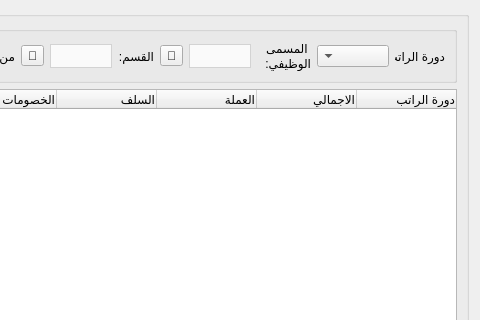
This is Ui_Salary_Report.ui in rabee361/E-commerce2 as Qt 5 draws it before an edit; both pictures show x 472 to 952 and y 0 to 320 of the 952 by 521 pixel window. The edited form follows.
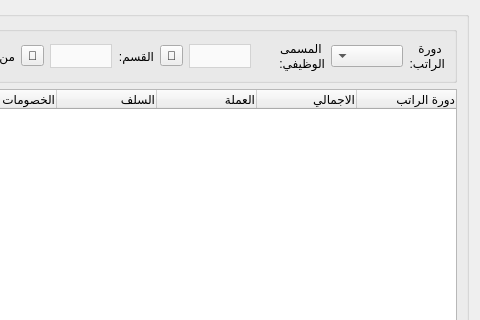
This is the edited form.

The edit to the form file:
```diff
--- a/Ui_Salary_Report.ui
+++ b/Ui_Salary_Report.ui
@@ -76,6 +76,9 @@
            <property name="text">
             <string>دورة الراتب:</string>
            </property>
+           <property name="wordWrap">
+            <bool>true</bool>
+           </property>
           </widget>
          </item>
          <item row="0" column="1">
```
